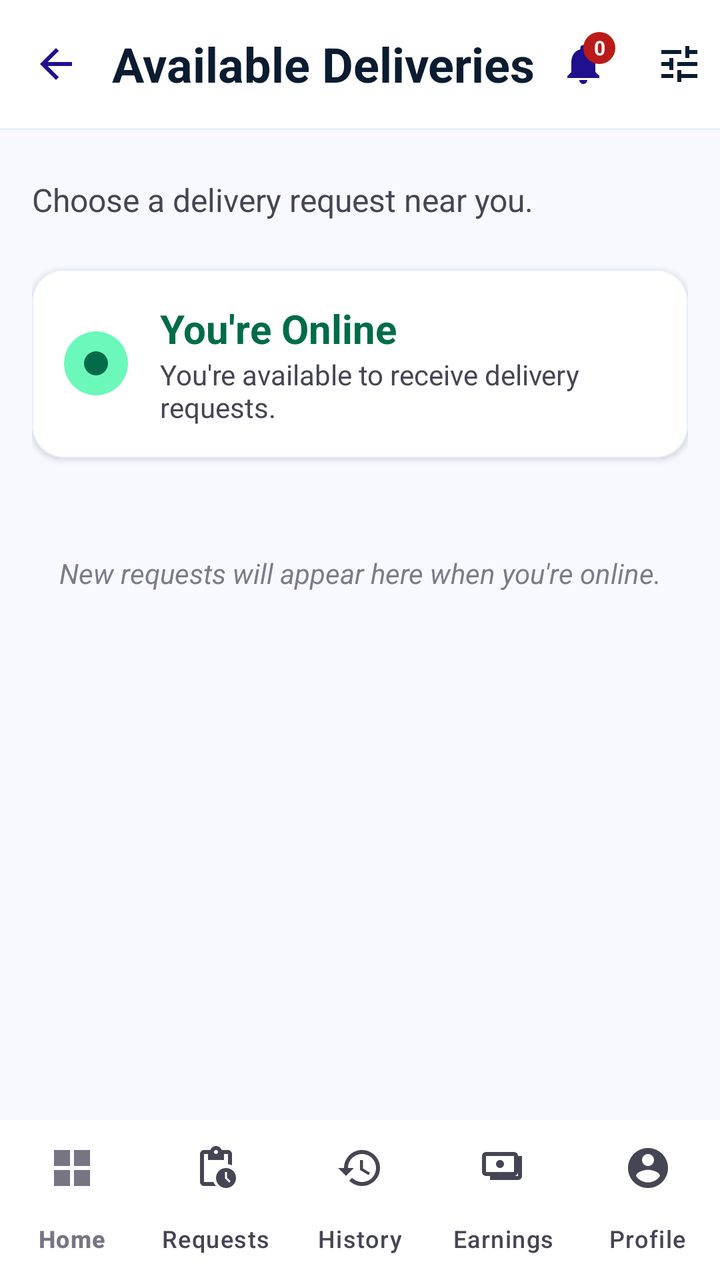
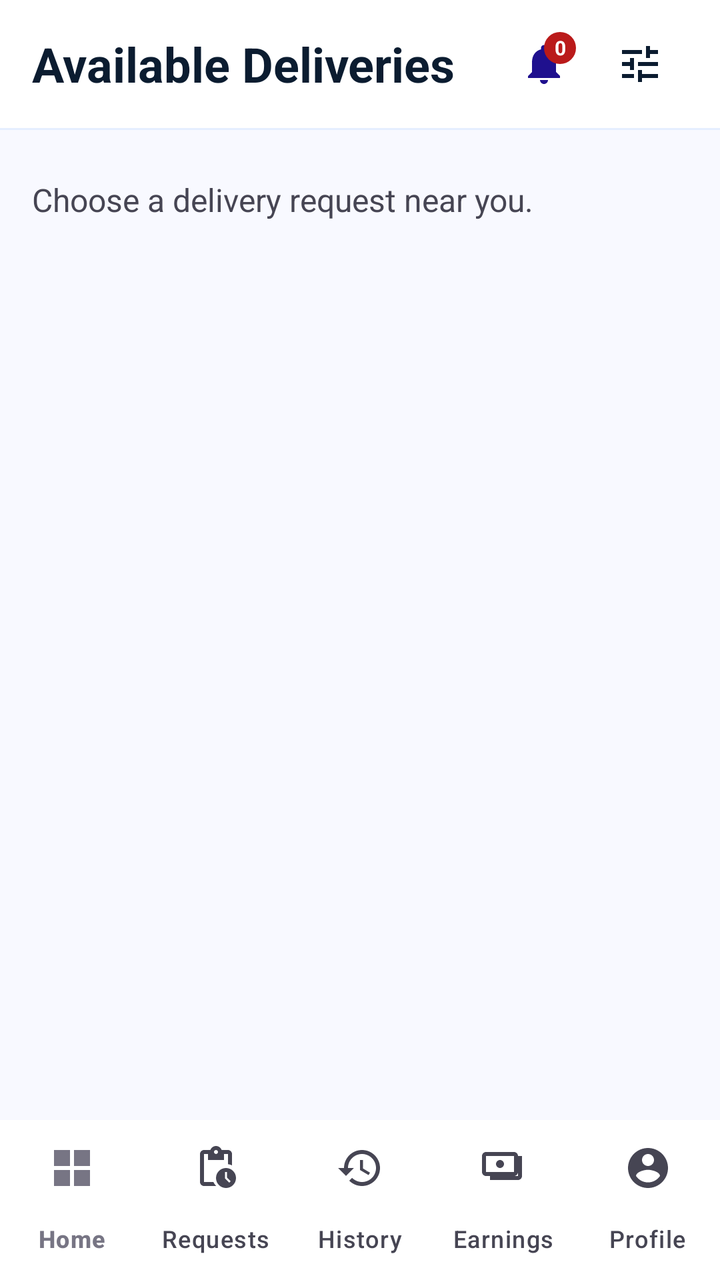

Two renders of the same Android screen: before a commit and after it. Below are the layout's source before the change and the commit's diff.
<!-- AndroidManifest.xml: application theme Theme.Quick_Drop -->
<!-- res/layout/fragment_available_requests.xml -->
<?xml version="1.0" encoding="utf-8"?>
<androidx.constraintlayout.widget.ConstraintLayout xmlns:android="http://schemas.android.com/apk/res/android"
    xmlns:app="http://schemas.android.com/apk/res-auto"
    xmlns:tools="http://schemas.android.com/tools"
    android:layout_width="match_parent"
    android:layout_height="match_parent"
    android:background="@color/vf_background">

    <com.google.android.material.appbar.AppBarLayout
        android:id="@+id/appBarLayout"
        android:layout_width="match_parent"
        android:layout_height="wrap_content"
        android:background="@color/white"
        android:fitsSystemWindows="true"
        app:elevation="0dp"
        app:layout_constraintTop_toTopOf="parent">

        <com.google.android.material.appbar.MaterialToolbar
            android:id="@+id/toolbar"
            android:layout_width="match_parent"
            android:layout_height="64dp"
            app:navigationIcon="@drawable/ic_arrow_back"
            app:navigationIconTint="@color/vf_primary">

            <TextView
                style="@style/Stitch.Typography.HeadlineMedium"
                android:layout_width="wrap_content"
                android:layout_height="wrap_content"
                android:text="Available Deliveries"
                android:textColor="@color/vf_on_background"
                android:textStyle="bold" />

            <LinearLayout
                android:layout_width="wrap_content"
                android:layout_height="wrap_content"
                android:layout_gravity="end"
                android:orientation="horizontal"
                android:paddingEnd="8dp">

                <FrameLayout
                    android:layout_width="48dp"
                    android:layout_height="48dp">
                    <ImageButton
                        android:layout_width="48dp"
                        android:layout_height="48dp"
                        android:background="?attr/selectableItemBackgroundBorderless"
                        app:srcCompat="@drawable/ic_bell"
                        app:tint="@color/vf_primary"
                        android:contentDescription="Notifications" />
                    <TextView
                        android:layout_width="16dp"
                        android:layout_height="16dp"
                        android:layout_gravity="top|end"
                        android:layout_marginTop="8dp"
                        android:layout_marginEnd="8dp"
                        android:background="@drawable/shape_circle_white"
                        android:backgroundTint="@color/vf_error"
                        android:gravity="center"
                        android:text="0"
                        android:textColor="@color/white"
                        android:textSize="10sp"
                        android:textStyle="bold" />
                </FrameLayout>

                <ImageButton
                    android:layout_width="48dp"
                    android:layout_height="48dp"
                    android:background="?attr/selectableItemBackgroundBorderless"
                    app:srcCompat="@drawable/ic_tune"
                    app:tint="@color/vf_on_background"
                    android:contentDescription="Filter" />
            </LinearLayout>
        </com.google.android.material.appbar.MaterialToolbar>

        <View
            android:layout_width="match_parent"
            android:layout_height="1dp"
            android:background="@color/vf_surface_container" />
    </com.google.android.material.appbar.AppBarLayout>

    <androidx.core.widget.NestedScrollView
        android:layout_width="0dp"
        android:layout_height="0dp"
        android:fillViewport="true"
        android:clipToPadding="false"
        app:layout_constraintBottom_toTopOf="@id/bottom_navigation"
        app:layout_constraintEnd_toEndOf="parent"
        app:layout_constraintStart_toStartOf="parent"
        app:layout_constraintTop_toBottomOf="@id/appBarLayout">

        <LinearLayout
            android:layout_width="match_parent"
            android:layout_height="wrap_content"
            android:orientation="vertical"
            android:paddingHorizontal="@dimen/stitch_margin_mobile"
            android:paddingTop="@dimen/stitch_lg"
            android:paddingBottom="24dp">

            <TextView
                style="@style/Stitch.Typography.BodyLarge"
                android:layout_width="wrap_content"
                android:layout_height="wrap_content"
                android:text="Choose a delivery request near you."
                android:textColor="@color/vf_on_surface_variant" />

            
            <com.google.android.material.card.MaterialCardView
                style="@style/Stitch.Card.Level1"
                android:layout_width="match_parent"
                android:layout_height="wrap_content"
                android:layout_marginTop="@dimen/stitch_lg"
                app:cardBackgroundColor="@color/white"
                app:strokeWidth="0.5dp"
                app:strokeColor="@color/vf_surface_container">

                <LinearLayout
                    android:layout_width="match_parent"
                    android:layout_height="wrap_content"
                    android:gravity="center_vertical"
                    android:orientation="horizontal"
                    android:padding="@dimen/stitch_md">

                    <FrameLayout
                        android:layout_width="32dp"
                        android:layout_height="32dp">
                        <View
                            android:layout_width="match_parent"
                            android:layout_height="match_parent"
                            android:background="@drawable/shape_circle_white"
                            android:backgroundTint="@color/vf_secondary_container" />
                        <View
                            android:layout_width="12dp"
                            android:layout_height="12dp"
                            android:layout_gravity="center"
                            android:background="@drawable/shape_circle_white"
                            android:backgroundTint="@color/vf_secondary" />
                    </FrameLayout>

                    <LinearLayout
                        android:layout_width="0dp"
                        android:layout_height="wrap_content"
                        android:layout_marginStart="@dimen/stitch_md"
                        android:layout_weight="1"
                        android:orientation="vertical">
                        <TextView
                            style="@style/Stitch.Typography.TitleLarge"
                            android:layout_width="wrap_content"
                            android:layout_height="wrap_content"
                            android:text="You're Online"
                            android:textColor="@color/vf_secondary"
                            android:textStyle="bold" />
                        <TextView
                            style="@style/Stitch.Typography.BodyMedium"
                            android:layout_width="wrap_content"
                            android:layout_height="wrap_content"
                            android:text="You're available to receive delivery requests." />
                    </LinearLayout>
                </LinearLayout>
            </com.google.android.material.card.MaterialCardView>

            <LinearLayout
                android:id="@+id/llRequests"
                android:layout_width="match_parent"
                android:layout_height="wrap_content"
                android:layout_marginTop="@dimen/stitch_lg"
                android:orientation="vertical" />

            <TextView
                style="@style/Stitch.Typography.BodyMedium"
                android:layout_width="match_parent"
                android:layout_height="wrap_content"
                android:layout_marginTop="@dimen/stitch_lg"
                android:gravity="center"
                android:text="New requests will appear here when you're online."
                android:textStyle="italic"
                android:alpha="0.7" />
        </LinearLayout>
    </androidx.core.widget.NestedScrollView>

    <com.google.android.material.bottomnavigation.BottomNavigationView
        android:id="@+id/bottom_navigation"
        style="@style/Theme.Quick_Drop.BottomNav"
        android:layout_width="match_parent"
        android:layout_height="wrap_content"
        android:background="@color/white"
        app:itemIconTint="@color/bottom_nav_icon_selector"
        app:itemTextColor="@color/bottom_nav_text_selector"
        app:labelVisibilityMode="labeled"
        app:layout_constraintBottom_toBottomOf="parent"
        app:menu="@menu/bottom_nav_partner" />

</androidx.constraintlayout.widget.ConstraintLayout>
<!-- resources referenced by this layout -->
<resources>
  <color name="vf_background">#f8f9ff</color>
  <color name="vf_error">#ba1a1a</color>
  <color name="vf_on_background">#0b1c30</color>
  <color name="vf_on_surface_variant">#464553</color>
  <color name="vf_primary">#1f108e</color>
  <color name="vf_secondary">#006c49</color>
  <color name="vf_secondary_container">#6cf8bb</color>
  <color name="vf_surface_container">#e5eeff</color>
  <color name="white">#ffffff</color>
  <dimen name="stitch_lg">24dp</dimen>
  <dimen name="stitch_margin_mobile">16dp</dimen>
  <dimen name="stitch_md">16dp</dimen>
  <!-- drawable ic_arrow_back (drawable) -->
  <vector xmlns:android="http://schemas.android.com/apk/res/android"
      android:width="24dp"
      android:height="24dp"
      android:viewportWidth="24"
      android:viewportHeight="24">
    <path
        android:fillColor="#000000"
        android:pathData="M20,11H7.83l5.59,-5.59L12,4l-8,8 8,8 1.41,-1.41L7.83,13H20v-2z"/>
  </vector>
  <!-- drawable shape_circle_white (drawable) -->
  <?xml version="1.0" encoding="utf-8"?>
  <shape xmlns:android="http://schemas.android.com/apk/res/android"
      android:shape="oval">
      <solid android:color="@color/white" />
  </shape>
  <style name="Stitch.Card.Level1" parent="Widget.Material3.CardView.Elevated">
          <item name="cardBackgroundColor">@color/vf_surface_container_lowest</item>
          <item name="cardCornerRadius">@dimen/stitch_rounded_lg</item>
          <item name="cardElevation">2dp</item>
          <item name="strokeColor">@color/vf_outline_variant</item>
          <item name="strokeWidth">0.5dp</item>
      </style>
  <style name="Stitch.Typography.BodyLarge">
          <item name="android:textSize">16sp</item>
          <item name="android:textColor">#222222</item>
          <item name="android:textColorHint">#777777</item>
      </style>
  <style name="Stitch.Typography.BodyMedium">
          <item name="android:textSize">14sp</item>
          <item name="android:textColor">@color/vf_on_surface_variant</item>
      </style>
  <style name="Stitch.Typography.HeadlineMedium">
          <item name="android:textSize">24sp</item>
          <item name="android:textStyle">bold</item>
          <item name="android:textColor">@color/vf_on_background</item>
      </style>
  <style name="Stitch.Typography.TitleLarge">
          <item name="android:textSize">20sp</item>
          <item name="android:textStyle">bold</item>
          <item name="android:textColor">@color/vf_on_background</item>
      </style>
  <style name="Theme.Quick_Drop.BottomNav" parent="Widget.Material3.BottomNavigationView">
          <item name="materialThemeOverlay">@style/ThemeOverlay.App.BottomNav</item>
      </style>
  <style name="Theme.Quick_Drop" parent="Base.Theme.Quick_Drop" />
  <color name="vf_surface_container_lowest">#ffffff</color>
  <dimen name="stitch_rounded_lg">16dp</dimen>
  <color name="vf_outline_variant">#c8c4d5</color>
  <style name="ThemeOverlay.App.BottomNav" parent="">
          <item name="colorSecondaryContainer">@color/vf_outline_variant</item>
          <item name="colorOnSecondaryContainer">@color/vf_on_surface</item>
      </style>
  <color name="vf_on_surface">#0b1c30</color>
  <color name="vf_on_primary">#ffffff</color>
  <color name="vf_primary_container">#3730a3</color>
  <color name="vf_on_primary_container">#a9a7ff</color>
  <color name="vf_on_secondary">#ffffff</color>
  <color name="vf_on_secondary_container">#00714d</color>
  <color name="vf_tertiary">#422700</color>
  <color name="vf_on_tertiary">#ffffff</color>
  <color name="vf_tertiary_container">#603b00</color>
  <color name="vf_on_tertiary_container">#f49d09</color>
  <color name="vf_surface">#f8f9ff</color>
  <color name="vf_surface_variant">#d3e4fe</color>
  <color name="vf_outline">#777584</color>
  <color name="vf_on_error">#ffffff</color>
  <style name="Widget.QuickDrop.EditText" parent="Widget.AppCompat.EditText">
          <item name="android:textColor">#222222</item>
          <item name="android:textColorHint">#777777</item>
      </style>
  <!-- unchanged entries left out for length: 3 -->
</resources>

<!-- the commit's change to res/layout/fragment_available_requests.xml (unified diff, before → after) -->
@@ -18,9 +18,9 @@
         <com.google.android.material.appbar.MaterialToolbar
             android:id="@+id/toolbar"
             android:layout_width="match_parent"
-            android:layout_height="64dp"
-            app:navigationIcon="@drawable/ic_arrow_back"
-            app:navigationIconTint="@color/vf_primary">
+            android:layout_height="?attr/actionBarSize"
+            android:paddingStart="0dp"
+            android:paddingEnd="8dp">
 
             <TextView
                 style="@style/Stitch.Typography.HeadlineMedium"
@@ -104,76 +104,13 @@
                 android:textColor="@color/vf_on_surface_variant" />
 
             
-            <com.google.android.material.card.MaterialCardView
-                style="@style/Stitch.Card.Level1"
-                android:layout_width="match_parent"
-                android:layout_height="wrap_content"
-                android:layout_marginTop="@dimen/stitch_lg"
-                app:cardBackgroundColor="@color/white"
-                app:strokeWidth="0.5dp"
-                app:strokeColor="@color/vf_surface_container">
-
-                <LinearLayout
-                    android:layout_width="match_parent"
-                    android:layout_height="wrap_content"
-                    android:gravity="center_vertical"
-                    android:orientation="horizontal"
-                    android:padding="@dimen/stitch_md">
-
-                    <FrameLayout
-                        android:layout_width="32dp"
-                        android:layout_height="32dp">
-                        <View
-                            android:layout_width="match_parent"
-                            android:layout_height="match_parent"
-                            android:background="@drawable/shape_circle_white"
-                            android:backgroundTint="@color/vf_secondary_container" />
-                        <View
-                            android:layout_width="12dp"
-                            android:layout_height="12dp"
-                            android:layout_gravity="center"
-                            android:background="@drawable/shape_circle_white"
-                            android:backgroundTint="@color/vf_secondary" />
-                    </FrameLayout>
-
-                    <LinearLayout
-                        android:layout_width="0dp"
-                        android:layout_height="wrap_content"
-                        android:layout_marginStart="@dimen/stitch_md"
-                        android:layout_weight="1"
-                        android:orientation="vertical">
-                        <TextView
-                            style="@style/Stitch.Typography.TitleLarge"
-                            android:layout_width="wrap_content"
-                            android:layout_height="wrap_content"
-                            android:text="You're Online"
-                            android:textColor="@color/vf_secondary"
-                            android:textStyle="bold" />
-                        <TextView
-                            style="@style/Stitch.Typography.BodyMedium"
-                            android:layout_width="wrap_content"
-                            android:layout_height="wrap_content"
-                            android:text="You're available to receive delivery requests." />
-                    </LinearLayout>
-                </LinearLayout>
-            </com.google.android.material.card.MaterialCardView>
-
             <LinearLayout
                 android:id="@+id/llRequests"
                 android:layout_width="match_parent"
                 android:layout_height="wrap_content"
-                android:layout_marginTop="@dimen/stitch_lg"
+                android:layout_marginTop="@dimen/stitch_md"
                 android:orientation="vertical" />
 
-            <TextView
-                style="@style/Stitch.Typography.BodyMedium"
-                android:layout_width="match_parent"
-                android:layout_height="wrap_content"
-                android:layout_marginTop="@dimen/stitch_lg"
-                android:gravity="center"
-                android:text="New requests will appear here when you're online."
-                android:textStyle="italic"
-                android:alpha="0.7" />
         </LinearLayout>
     </androidx.core.widget.NestedScrollView>
 
<!-- resource entries referenced after the edit -->
@@ -12,45 +12,19 @@
   <dimen name="stitch_lg">24dp</dimen>
   <dimen name="stitch_margin_mobile">16dp</dimen>
   <dimen name="stitch_md">16dp</dimen>
-  <!-- drawable ic_arrow_back (drawable) -->
-  <vector xmlns:android="http://schemas.android.com/apk/res/android"
-      android:width="24dp"
-      android:height="24dp"
-      android:viewportWidth="24"
-      android:viewportHeight="24">
-    <path
-        android:fillColor="#000000"
-        android:pathData="M20,11H7.83l5.59,-5.59L12,4l-8,8 8,8 1.41,-1.41L7.83,13H20v-2z"/>
-  </vector>
   <!-- drawable shape_circle_white (drawable) -->
   <?xml version="1.0" encoding="utf-8"?>
   <shape xmlns:android="http://schemas.android.com/apk/res/android"
       android:shape="oval">
       <solid android:color="@color/white" />
   </shape>
-  <style name="Stitch.Card.Level1" parent="Widget.Material3.CardView.Elevated">
-          <item name="cardBackgroundColor">@color/vf_surface_container_lowest</item>
-          <item name="cardCornerRadius">@dimen/stitch_rounded_lg</item>
-          <item name="cardElevation">2dp</item>
-          <item name="strokeColor">@color/vf_outline_variant</item>
-          <item name="strokeWidth">0.5dp</item>
-      </style>
   <style name="Stitch.Typography.BodyLarge">
           <item name="android:textSize">16sp</item>
           <item name="android:textColor">#222222</item>
           <item name="android:textColorHint">#777777</item>
       </style>
-  <style name="Stitch.Typography.BodyMedium">
-          <item name="android:textSize">14sp</item>
-          <item name="android:textColor">@color/vf_on_surface_variant</item>
-      </style>
   <style name="Stitch.Typography.HeadlineMedium">
           <item name="android:textSize">24sp</item>
-          <item name="android:textStyle">bold</item>
-          <item name="android:textColor">@color/vf_on_background</item>
-      </style>
-  <style name="Stitch.Typography.TitleLarge">
-          <item name="android:textSize">20sp</item>
           <item name="android:textStyle">bold</item>
           <item name="android:textColor">@color/vf_on_background</item>
       </style>
@@ -58,8 +32,6 @@
           <item name="materialThemeOverlay">@style/ThemeOverlay.App.BottomNav</item>
       </style>
   <style name="Theme.Quick_Drop" parent="Base.Theme.Quick_Drop" />
-  <color name="vf_surface_container_lowest">#ffffff</color>
-  <dimen name="stitch_rounded_lg">16dp</dimen>
   <color name="vf_outline_variant">#c8c4d5</color>
   <style name="ThemeOverlay.App.BottomNav" parent="">
           <item name="colorSecondaryContainer">@color/vf_outline_variant</item>
